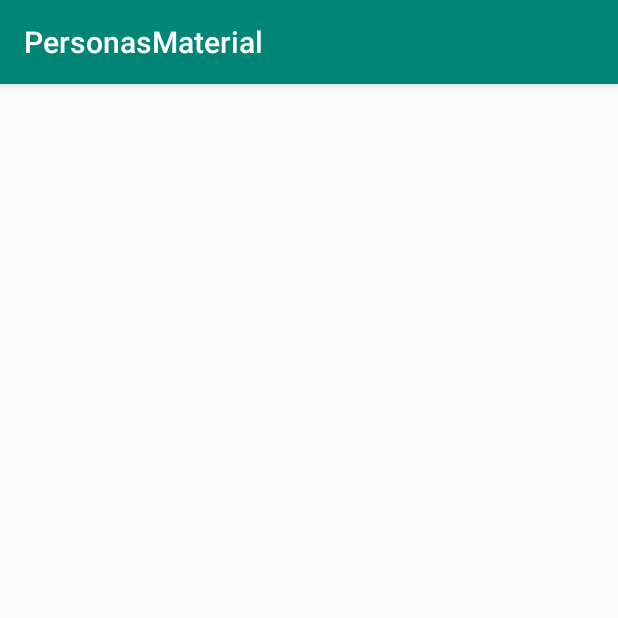
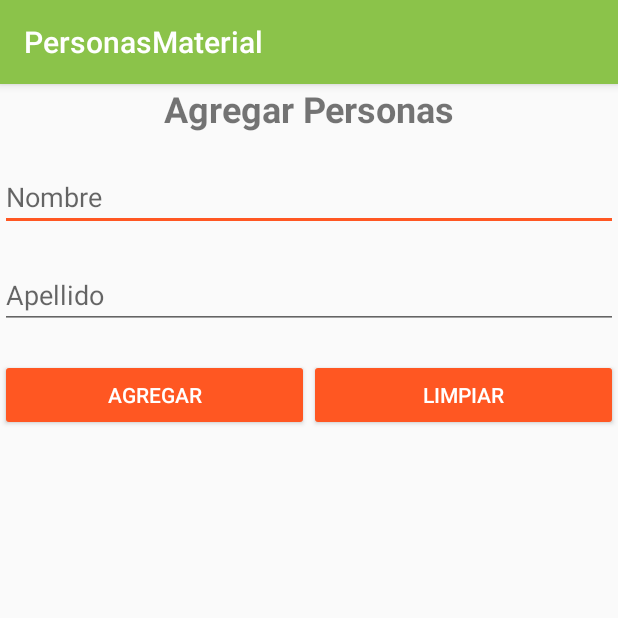
Before and after one commit to leotroncoso/personasMaterial, an Android app: the Agregarpersona screen opened directly, with no data from a screen before it, on a phone screen of 412 x 824 dp, the top half of it. Run offline under Robolectric (Android 15) with nearby library versions, the phone set to English and light mode, and no system bars; 3 statements that could not run were skipped.

Commit message:
interfaz agregar personal e item pesonal terminado

```diff
--- a/app/build.gradle
+++ b/app/build.gradle
@@ -29,4 +29,7 @@ dependencies {
     testImplementation 'junit:junit:4.12'
     androidTestImplementation 'com.android.support.test:runner:1.0.2'
     androidTestImplementation 'com.android.support.test.espresso:espresso-core:3.0.2'
+    implementation 'com.android.support:recyclerview-v7:28.+'
+    implementation 'com.android.support:cardview-v7:28.+'
+    implementation 'de.hdodenhof:circleimageview:3.0.0'
 }
--- a/app/src/main/res/layout/activity_agregarpersona.xml
+++ b/app/src/main/res/layout/activity_agregarpersona.xml
@@ -1,9 +1,63 @@
 <?xml version="1.0" encoding="utf-8"?>
-<android.support.constraint.ConstraintLayout xmlns:android="http://schemas.android.com/apk/res/android"
+<LinearLayout xmlns:android="http://schemas.android.com/apk/res/android"
     xmlns:app="http://schemas.android.com/apk/res-auto"
     xmlns:tools="http://schemas.android.com/tools"
     android:layout_width="match_parent"
     android:layout_height="match_parent"
+    android:orientation="vertical"
     tools:context=".Agregarpersona">
 
-</android.support.constraint.ConstraintLayout>
+    <TextView
+        android:id="@+id/textView2"
+        android:layout_width="match_parent"
+        android:layout_height="wrap_content"
+        android:layout_marginBottom="20dp"
+        android:text="@string/titulo"
+        android:textAlignment="center"
+        android:textSize="24sp"
+        android:textStyle="bold" />
+
+    <EditText
+        android:id="@+id/txtNombre"
+        android:layout_width="match_parent"
+        android:layout_height="wrap_content"
+        android:layout_marginBottom="20dp"
+        android:ems="10"
+        android:hint="@string/nombre"
+        android:inputType="textPersonName" />
+
+    <EditText
+        android:id="@+id/txtApellido"
+        android:layout_width="match_parent"
+        android:layout_height="wrap_content"
+        android:layout_marginBottom="20dp"
+        android:ems="10"
+        android:hint="@string/apellido"
+        android:inputType="textPersonName" />
+
+    <LinearLayout
+        android:layout_width="match_parent"
+        android:layout_height="wrap_content"
+        android:orientation="horizontal">
+
+        <Button
+            android:id="@+id/button2"
+            style="@style/Widget.AppCompat.Button.Colored"
+            android:layout_width="wrap_content"
+            android:layout_height="wrap_content"
+            android:layout_weight="1"
+            android:onClick="guardar"
+            android:text="@string/Agregar"
+            android:textAllCaps="true" />
+
+        <Button
+            android:id="@+id/button"
+            style="@style/Widget.AppCompat.Button.Colored"
+            android:layout_width="wrap_content"
+            android:layout_height="wrap_content"
+            android:layout_weight="1"
+            android:onClick="limpiar"
+            android:text="@string/limpiar" />
+    </LinearLayout>
+
+</LinearLayout>
--- a/app/src/main/res/values/colors.xml
+++ b/app/src/main/res/values/colors.xml
@@ -1,6 +1,6 @@
 <?xml version="1.0" encoding="utf-8"?>
 <resources>
-    <color name="colorPrimary">#008577</color>
-    <color name="colorPrimaryDark">#00574B</color>
-    <color name="colorAccent">#D81B60</color>
+    <color name="colorPrimary">#8BC34A</color>
+    <color name="colorPrimaryDark">#689F38</color>
+    <color name="colorAccent">#FF5722</color>
 </resources>
--- a/app/src/main/res/values/strings.xml
+++ b/app/src/main/res/values/strings.xml
@@ -1,4 +1,11 @@
 <resources>
     <string name="app_name">PersonasMaterial</string>
     <string name="action_settings">Settings</string>
+
+    <string name="cedula">Cédula</string>
+    <string name="nombre">Nombre</string>
+    <string name="apellido">Apellido</string>
+    <string name="titulo">Agregar Personas</string>
+    <string name="Agregar">Agregar</string>
+    <string name="limpiar">Limpiar</string>
 </resources>
```
Also changed, not shown: app/src/main/res/layout/content_main.xml (+8 -12 lines), app/src/main/res/layout/item_persona.xml (added, +46 -0 lines).
